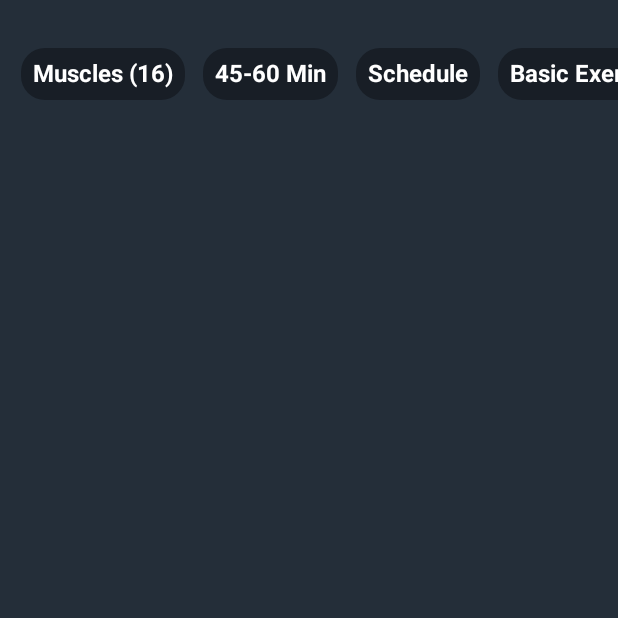
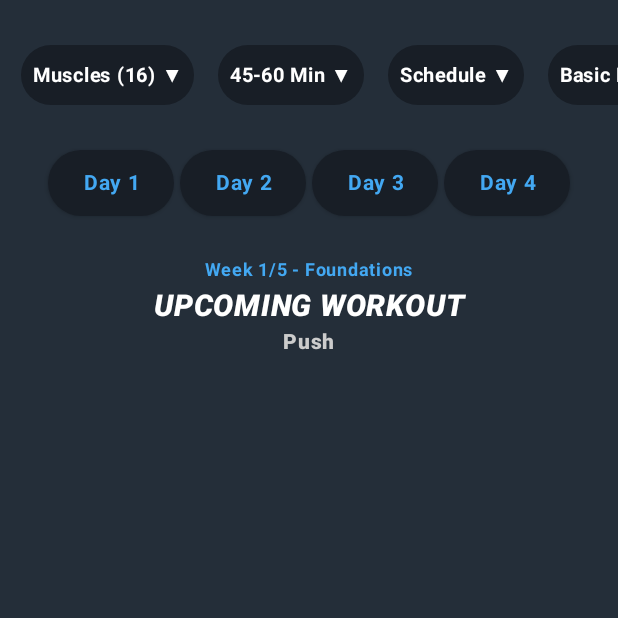
Before and after one commit to itay64/MyWorkoutApp, an Android app built with Jetpack Compose: the screen it shows after launch (MainActivity), on a phone screen of 412 x 824 dp, the top half of it. Run offline under Robolectric (Android 15) with nearby library versions, the phone set to English and light mode, and no system bars.

Commit message:
- Added WorkoutDataTypes.kt, JsonHandler.kt - the handler loads the data from the workouts.json file into a Workouts.kt object (which contains a list of Workout.kt class, a Workout is field with Exercise.kt) - Added the days - Days.kt - Added Title.kt (the text that says week 1/5..., upcoming workout, and push)

```diff
--- a/app/build.gradle.kts
+++ b/app/build.gradle.kts
@@ -56,5 +56,5 @@ dependencies {
     implementation(libs.androidx.ui)
     implementation(libs.androidx.material)
     implementation(libs.androidx.ui.tooling.preview)
-
+    implementation(libs.gson)
 }
--- a/app/src/main/java/gg/pignet/myworkoutapp/MainActivity.kt
+++ b/app/src/main/java/gg/pignet/myworkoutapp/MainActivity.kt
@@ -3,24 +3,44 @@ package gg.pignet.myworkoutapp
 import android.os.Bundle
 import androidx.activity.compose.setContent
 import androidx.appcompat.app.AppCompatActivity
+import androidx.compose.foundation.layout.Column
+import androidx.compose.foundation.layout.Spacer
 import androidx.compose.foundation.layout.fillMaxSize
+import androidx.compose.foundation.layout.height
 import androidx.compose.material.MaterialTheme
 import androidx.compose.material.Surface
+import androidx.compose.runtime.*
 import androidx.compose.ui.Modifier
+import androidx.compose.ui.unit.dp
 import gg.pignet.myworkoutapp.color.BackgroundColor
+import gg.pignet.myworkoutapp.gson.JsonHandler
+import gg.pignet.myworkoutapp.gson.Workouts
+import gg.pignet.myworkoutapp.ui.Days
 import gg.pignet.myworkoutapp.ui.TopScrollbar
+import gg.pignet.myworkoutapp.ui.WeekAndUpComingWorkoutTitle
 
 class MainActivity : AppCompatActivity() {
+
     override fun onCreate(savedInstanceState: Bundle?) {
         super.onCreate(savedInstanceState)
         setContent {
             MaterialTheme {
+                var workouts by remember { mutableStateOf<Workouts?>(null) }
+                LaunchedEffect(Unit) { workouts = JsonHandler.loadWorkouts(this@MainActivity) }
                 Surface(
                     modifier = Modifier.fillMaxSize(),
                     color = BackgroundColor
                 ) {}
+                Column(modifier = Modifier.fillMaxSize()) {
+                    TopScrollbar()
+                    Spacer(modifier = Modifier.height(16.dp))
+                    Days(workouts, this@MainActivity)
+                    Spacer(modifier = Modifier.height(32.dp))
+                    WeekAndUpComingWorkoutTitle()
+                }
             }
-            TopScrollbar()
         }
     }
+
+
 }
--- a/app/src/main/java/gg/pignet/myworkoutapp/color/Color.kt
+++ b/app/src/main/java/gg/pignet/myworkoutapp/color/Color.kt
@@ -4,3 +4,4 @@ import androidx.compose.ui.graphics.Color
 
 val BackgroundColor = Color(36, 46, 57)
 val SecondaryColor = Color(24, 30, 38)
+val BlueTextColor = Color(67, 168, 242)
--- /dev/null
+++ b/app/src/main/java/gg/pignet/myworkoutapp/gson/JsonHandler.kt
@@ -0,0 +1,19 @@
+package gg.pignet.myworkoutapp.gson
+
+import android.content.Context
+import com.google.gson.GsonBuilder
+import kotlinx.coroutines.Dispatchers
+import kotlinx.coroutines.withContext
+
+object JsonHandler {
+    private const val WORKOUTS_FILE_NAME = "workouts.json"
+    private val GSON = GsonBuilder().setPrettyPrinting().create()
+    suspend fun loadWorkouts(context: Context): Workouts? = withContext(Dispatchers.IO) {
+        try {
+            GSON.fromJson(context.assets.open(WORKOUTS_FILE_NAME).bufferedReader().use { it.readText() }, Workouts::class.java)
+        } catch (e: Exception){
+            e.printStackTrace()
+            null
+        }
+    }
+}
--- /dev/null
+++ b/app/src/main/java/gg/pignet/myworkoutapp/ui/Days.kt
@@ -0,0 +1,66 @@
+package gg.pignet.myworkoutapp.ui
+
+import android.widget.Toast
+import androidx.compose.foundation.background
+import androidx.compose.foundation.layout.Box
+import androidx.compose.foundation.layout.Row
+import androidx.compose.foundation.layout.fillMaxWidth
+import androidx.compose.foundation.layout.height
+import androidx.compose.foundation.layout.offset
+import androidx.compose.foundation.layout.padding
+import androidx.compose.foundation.layout.width
+import androidx.compose.foundation.shape.RoundedCornerShape
+import androidx.compose.material.Button
+import androidx.compose.material.ButtonDefaults
+import androidx.compose.material.Text
+import androidx.compose.runtime.Composable
+import androidx.compose.ui.Alignment
+import androidx.compose.ui.Modifier
+import androidx.compose.ui.graphics.Color
+import androidx.compose.ui.text.font.FontWeight
+import androidx.compose.ui.text.style.TextAlign
+import androidx.compose.ui.unit.dp
+import androidx.compose.ui.unit.sp
+import gg.pignet.myworkoutapp.MainActivity
+import gg.pignet.myworkoutapp.color.BlueTextColor
+import gg.pignet.myworkoutapp.color.SecondaryColor
+import gg.pignet.myworkoutapp.gson.Workouts
+
+@Composable
+fun Days(workouts: Workouts?, activity: MainActivity){
+    Box(
+        modifier = Modifier
+            .fillMaxWidth()
+            .height(60.dp)
+            .background(Color.Transparent)
+            .offset(y = 16.dp),
+        contentAlignment = Alignment.Center
+    ) {
+        Row(
+            modifier = Modifier.padding(6.dp)
+        ){
+            val days = workouts?.workouts?.map { it.day } ?: listOf(1, 2, 3 , 4)
+            days.forEach { day ->
+                Button(
+                    {
+                        Toast.makeText(activity, "You have clicked on Day $day", Toast.LENGTH_LONG).show()
+                    },
+                    modifier = Modifier.height(44.dp).width(88.dp).padding(horizontal = 2.dp),
+                    shape = RoundedCornerShape(32.dp),
+                    colors = ButtonDefaults.buttonColors(backgroundColor = SecondaryColor),
+                ) {
+                    Text(
+                        modifier = Modifier.fillMaxWidth(),
+                        text = "Day $day",
+                        fontSize = 14.sp,
+                        fontWeight = FontWeight.Bold,
+                        color = BlueTextColor,
+                        letterSpacing = 0.5.sp,
+                        maxLines = 1,
+                        textAlign = TextAlign.Center
+                    )
+                }
+            }
+        }
+    }
+}
--- a/app/src/main/java/gg/pignet/myworkoutapp/ui/Scrollbar.kt
+++ b/app/src/main/java/gg/pignet/myworkoutapp/ui/Scrollbar.kt
@@ -32,21 +32,21 @@ fun TopScrollbar() {
         Row(
             modifier = Modifier
                 .horizontalScroll(scrollState)
-                .padding(8.dp)
+                .padding(6.dp)
         ) {
             val items = listOf(
-                "Muscles (16)", "45-60 Min", "Schedule",
-                "Basic Exercises", "Equipment (64)", "Goals (1)", "Refresh Plan"
+                "Muscles (16) ▼", "45-60 Min ▼", "Schedule ▼",
+                "Basic Exercises ▼", "Equipment (64) ▼", "Goals (1) ▼", "Refresh Plan ▼"
             )
 
             items.forEach { text ->
                 Text(
                     text = text,
                     modifier = Modifier
-                        .padding(horizontal = 6.dp)
-                        .background(SecondaryColor, shape = RoundedCornerShape(16.dp))
+                        .padding(horizontal = 8.dp)
+                        .background(SecondaryColor, shape = RoundedCornerShape(32.dp))
                         .padding(8.dp),
-                    fontSize = 16.sp,
+                    fontSize = 13.sp,
                     color = Color.White,
                     fontWeight = FontWeight.Bold
                 )
--- /dev/null
+++ b/app/src/main/java/gg/pignet/myworkoutapp/ui/Title.kt
@@ -0,0 +1,46 @@
+package gg.pignet.myworkoutapp.ui
+
+import androidx.compose.foundation.layout.Box
+import androidx.compose.foundation.layout.Column
+import androidx.compose.foundation.layout.Row
+import androidx.compose.foundation.layout.Spacer
+import androidx.compose.foundation.layout.fillMaxWidth
+import androidx.compose.material.Text
+import androidx.compose.runtime.Composable
+import androidx.compose.ui.Alignment
+import androidx.compose.ui.Modifier
+import androidx.compose.ui.graphics.Color
+import androidx.compose.ui.text.font.FontStyle
+import androidx.compose.ui.text.font.FontWeight
+import androidx.compose.ui.unit.sp
+import gg.pignet.myworkoutapp.color.BlueTextColor
+
+@Composable
+fun WeekAndUpComingWorkoutTitle() {
+    Column(
+        modifier = Modifier.fillMaxWidth(),
+        horizontalAlignment = Alignment.CenterHorizontally
+    ) {
+        Text(
+            text = "Week 1/5 - Foundations",
+            color = BlueTextColor,
+            fontSize = 12.sp,
+            fontWeight = FontWeight.Bold
+        )
+        Text(
+            text = "UPCOMING WORKOUT",
+            color = Color.White,
+            fontSize = 20.sp,
+            fontWeight = FontWeight.ExtraBold,
+            fontStyle = FontStyle.Italic
+        )
+        Text(
+            text = "Push",
+            color = Color.LightGray,
+            fontSize = 14.sp,
+            fontWeight = FontWeight.Black,
+        )
+
+
+    }
+}
--- a/gradle/libs.versions.toml
+++ b/gradle/libs.versions.toml
@@ -1,6 +1,7 @@
 [versions]
 activityCompose = "1.10.1"
 agp = "8.8.1"
+gson = "2.12.1"
 kotlin = "1.9.24"
 coreKtx = "1.15.0"
 junit = "4.13.2"
@@ -19,6 +20,7 @@ androidx-core-ktx = { group = "androidx.core", name = "core-ktx", version.ref =
 androidx-material = { module = "androidx.compose.material:material", version.ref = "materialVersion" }
 androidx-ui = { module = "androidx.compose.ui:ui", version.ref = "ui" }
 androidx-ui-tooling-preview = { module = "androidx.compose.ui:ui-tooling-preview", version.ref = "ui" }
+gson = { module = "com.google.code.gson:gson", version.ref = "gson" }
 junit = { group = "junit", name = "junit", version.ref = "junit" }
 androidx-junit = { group = "androidx.test.ext", name = "junit", version.ref = "junitVersion" }
 androidx-espresso-core = { group = "androidx.test.espresso", name = "espresso-core", version.ref = "espressoCore" }
```
Also changed, not shown: app/src/main/assets/workouts.json (added, +134 -0 lines), app/src/main/java/gg/pignet/myworkoutapp/gson/WorkoutDataTypes.kt (added, +18 -0 lines), app/src/main/java/gg/pignet/myworkoutapp/ui/Workouts.kt (added, +33 -0 lines).
